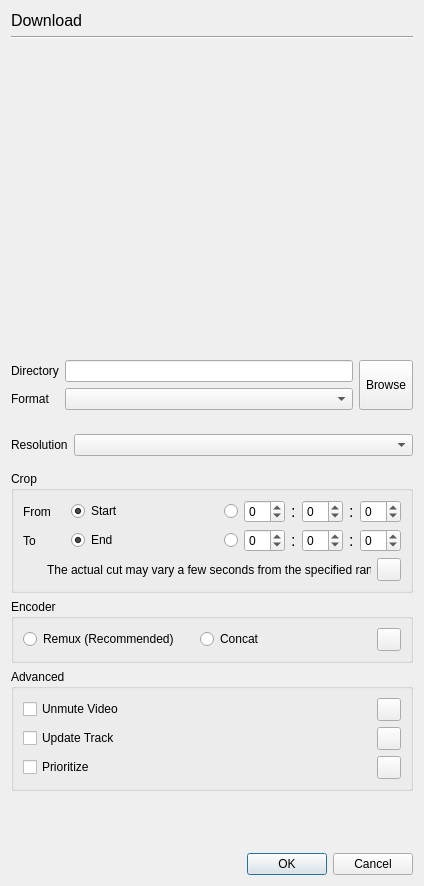
Qt form resources/ui/downloadMenu.ui (devhotteok/TwitchLink) before a commit.
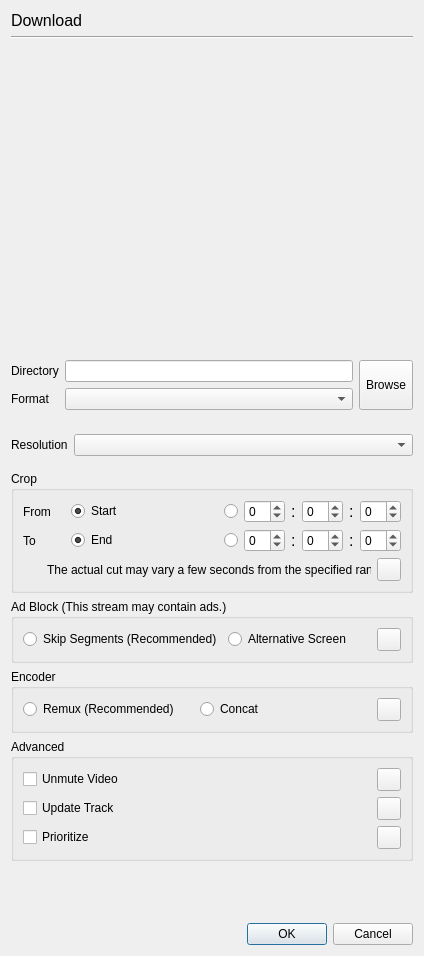
The same form after that commit. Icons and pictures are not drawn.

```diff
--- a/resources/ui/downloadMenu.ui
+++ b/resources/ui/downloadMenu.ui
@@ -7,7 +7,7 @@
     <x>0</x>
     <y>0</y>
     <width>420</width>
-    <height>864</height>
+    <height>928</height>
    </rect>
   </property>
   <property name="sizePolicy">
@@ -647,6 +647,40 @@
         </layout>
        </widget>
       </item>
+      <item>
+       <widget class="QGroupBox" name="adBlockArea">
+        <property name="title">
+         <string>Ad Block (This stream may contain ads.)</string>
+        </property>
+        <layout class="QHBoxLayout" name="adBlockAreaLayout">
+         <item>
+          <widget class="QRadioButton" name="adBlockSkipSegmentsRadioButton">
+           <property name="text">
+            <string>Skip Segments (Recommended)</string>
+           </property>
+          </widget>
+         </item>
+         <item>
+          <widget class="QRadioButton" name="adBlockAlternativeScreenRadioButton">
+           <property name="text">
+            <string>Alternative Screen</string>
+           </property>
+          </widget>
+         </item>
+         <item>
+          <widget class="QToolButton" name="adBlockInfo">
+           <property name="toolTip">
+            <string>Help</string>
+           </property>
+           <property name="icon">
+            <iconset>
+             <normaloff>../icons/help.svg</normaloff>../icons/help.svg</iconset>
+           </property>
+          </widget>
+         </item>
+        </layout>
+       </widget>
+      </item>
       <item>
        <widget class="QGroupBox" name="encoderArea">
         <property name="title">
```
